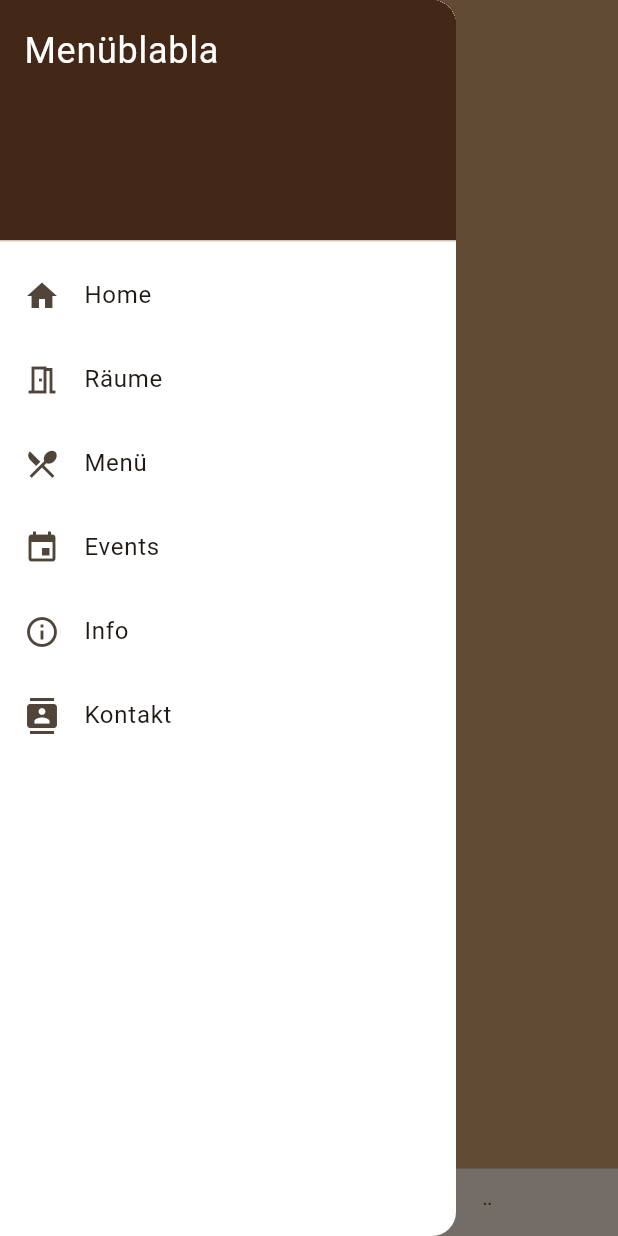
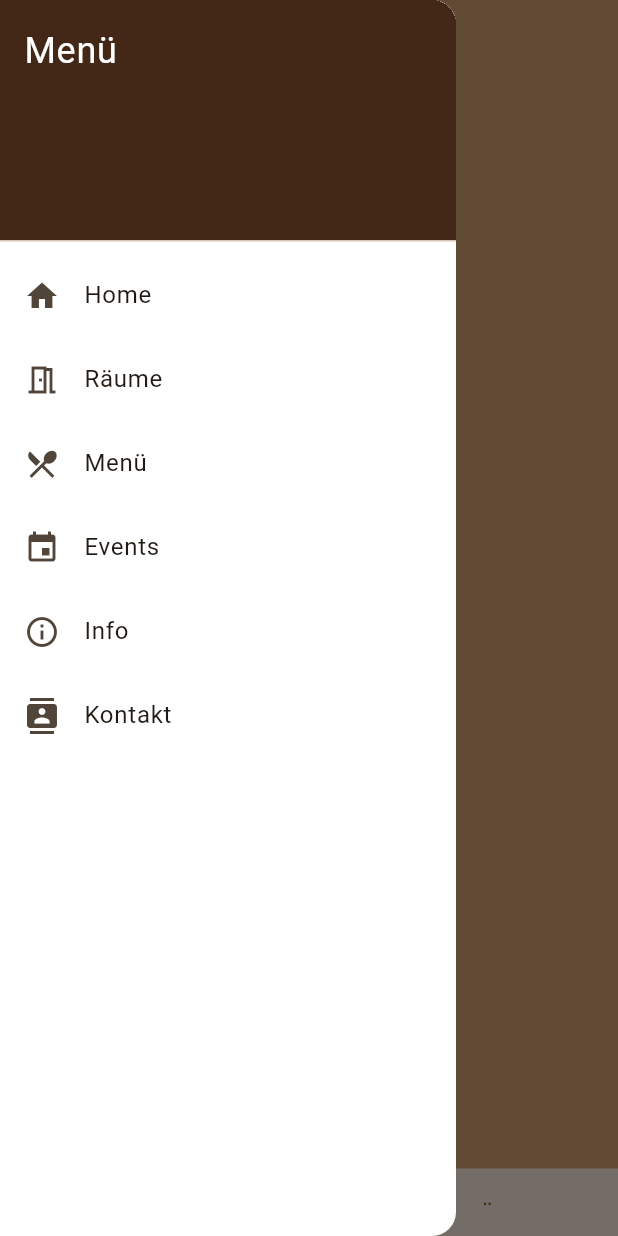
Before and after one commit to CelikFat/ProjektDigitaleTransformation, a Flutter app: the screen it shows after launch, with the side drawer open, on a phone screen of 412 x 824 dp. Run offline on Flutter 3.47's test engine with Material 2 defaults, Android fonts, the phone set to English and light mode, and no system bars.

Commit message:
text zurückgeändert

```diff
--- a/lib/main.dart
+++ b/lib/main.dart
@@ -55,7 +55,7 @@ class _MyHomePageState extends State<MyHomePage> {
                   color: const Color.fromRGBO(0x43, 0x28, 0x18, 25),
                 ),
                 child: Text(
-                  'Menüblabla',
+                  'Menü',
                   style: TextStyle(
                     color: Colors.white,
                     fontSize: 24,
```
